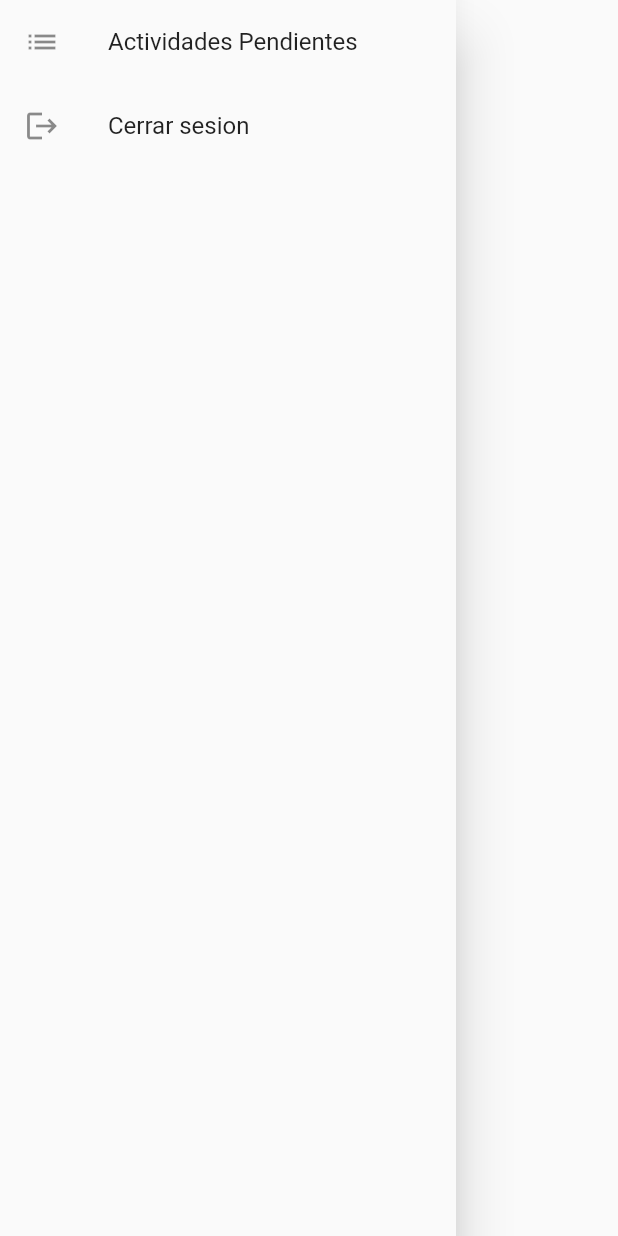
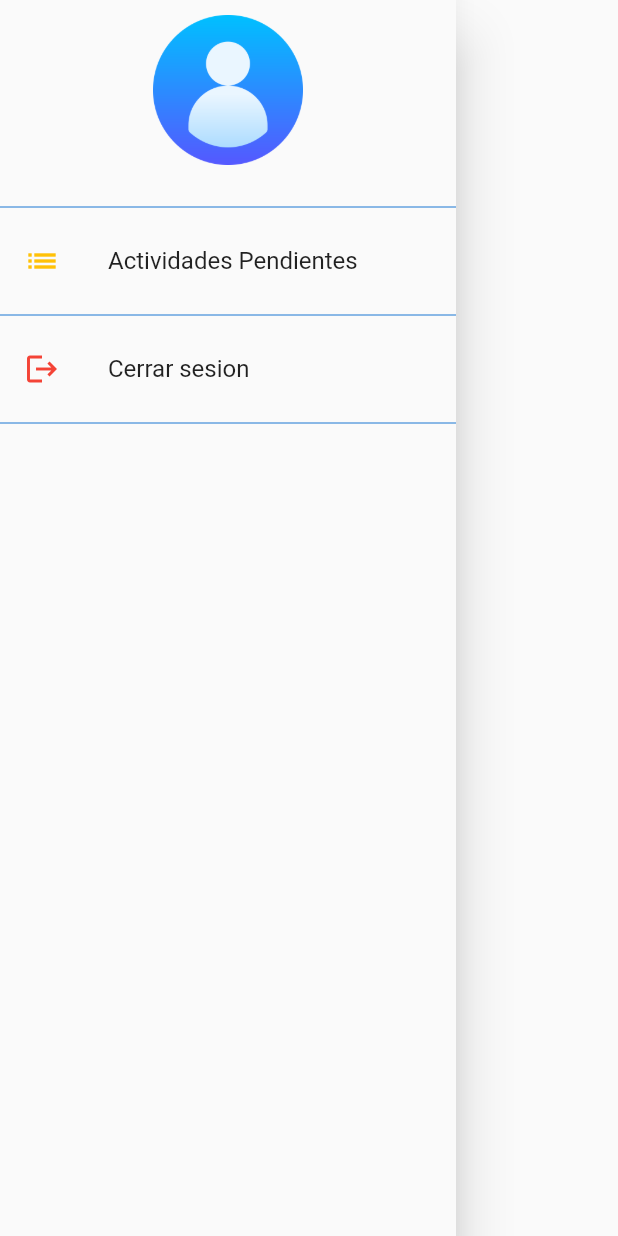
Before and after one commit to nehemiasmunoz/CDA, a Flutter app: the DrawerActivities widget shown alone on an empty page, opened directly, on a phone screen of 412 x 824 dp. Run offline on Flutter 3.47's test engine with Material 2 defaults, Android fonts, the phone set to English and light mode, and no system bars; our stand-ins replace firebase_auth, firebase_core, font_awesome_flutter; accounts and stored records are empty; network calls fail.

Commit message:
Uso de Drawer en diferentes pantallas

```diff
--- a/lib/screen/assignments/assignments_screen.dart
+++ b/lib/screen/assignments/assignments_screen.dart
@@ -1,5 +1,6 @@
 import 'package:centro_actividades/screen/assignments/models/assigments_model.dart';
 import 'package:centro_actividades/screen/screens.dart';
+import 'package:centro_actividades/screen/widgets/widgets.dart';
 import 'package:centro_actividades/services/assignments_services.dart';
 import 'package:flutter/material.dart';
 import 'package:provider/provider.dart';
@@ -28,6 +29,7 @@ class AssignmentsScreen extends StatelessWidget {
           },
         ),
       ),
+      endDrawer: DrawerActivities(),
     );
   }
 }
--- a/lib/screen/typeLearning/typeLearning_screen.dart
+++ b/lib/screen/typeLearning/typeLearning_screen.dart
@@ -1,5 +1,6 @@
 import 'package:centro_actividades/screen/loading/loading_screen.dart';
 import 'package:centro_actividades/screen/typeLearning/components/typeLearning_body.dart';
+import 'package:centro_actividades/screen/widgets/widgets.dart';
 import 'package:centro_actividades/services/services.dart';
 import 'package:flutter/foundation.dart';
 import 'package:flutter/material.dart';
@@ -20,7 +21,11 @@ class TypeLearningScreen extends StatelessWidget {
           ? LoadingScreen()
           : SafeArea(
               bottom: false,
-              child: TypeLearningBody(learnings: learnings.learningList)),
+              child: TypeLearningBody(
+                learnings: learnings.learningList,
+              ),
+            ),
+      endDrawer: DrawerActivities(),
     );
   }
 }
--- a/lib/screen/widgets/drawer_activities.dart
+++ b/lib/screen/widgets/drawer_activities.dart
@@ -1,4 +1,5 @@
 import 'package:centro_actividades/services/services.dart';
+import 'package:centro_actividades/utils/constant.dart';
 import 'package:flutter/material.dart';
 import 'package:provider/provider.dart';
 
@@ -9,18 +10,45 @@ class DrawerActivities extends StatelessWidget {
   Widget build(BuildContext context) {
     final authServices = Provider.of<AuthService>(context);
     return Drawer(
+      child: SafeArea(
         child: ListView(
+          padding: EdgeInsets.only(top: 10.0),
           children: [
+            Row(
+              mainAxisAlignment: MainAxisAlignment.center,
+              children: [
+                Image.asset(
+                  'assets/user.png',
+                  height: 100.0,
+                ),
+              ],
+            ),
+            SizedBox(
+              height: 20.0,
+            ),
+            Divider(
+              color: kPrimaryColor,
+            ),
             ListTile(
-            leading: Icon(Icons.list),
+              leading: Icon(
+                Icons.list,
+                color: Colors.amber,
+              ),
               title: Text('Actividades Pendientes'),
             ),
+            Divider(
+              color: kPrimaryColor,
+            ),
             ListTile(
-            leading: Icon(Icons.logout),
+              leading: Icon(Icons.logout, color: Colors.red),
               title: Text('Cerrar sesion'),
               onTap: () => authServices.signOut(),
-          )
+            ),
+            Divider(
+              color: kPrimaryColor,
+            ),
           ],
+        ),
       ),
     );
   }
--- a/lib/services/learnings_services.dart
+++ b/lib/services/learnings_services.dart
@@ -20,7 +20,6 @@ class LearningServices extends ChangeNotifier {
     var response = await http.get(url);
     if (response.statusCode == 200) {
       final Map<String, dynamic> jsonResponse = json.decode(response.body);
-      print(jsonResponse);
       // convirtiendo datos en una lista
       jsonResponse.forEach((key, value) {
         final tempData = LearningModel.fromMap(value);
```
Also changed, not shown: assets/user.png (added). Lines whose indentation alone changed are shown as unchanged.
